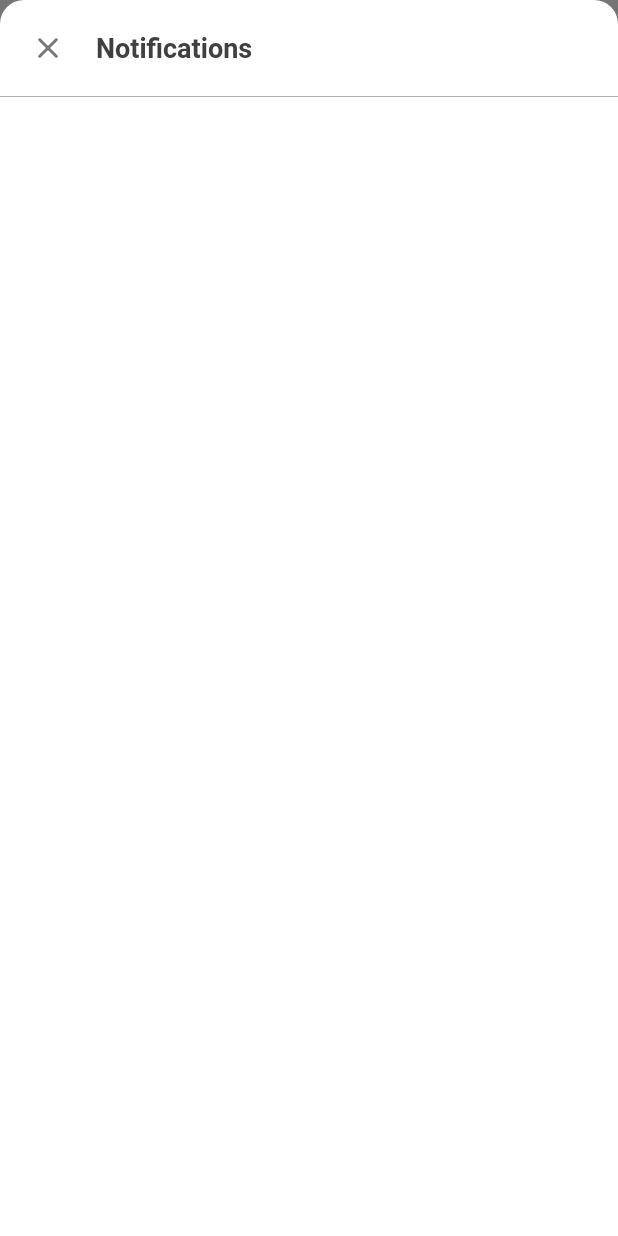
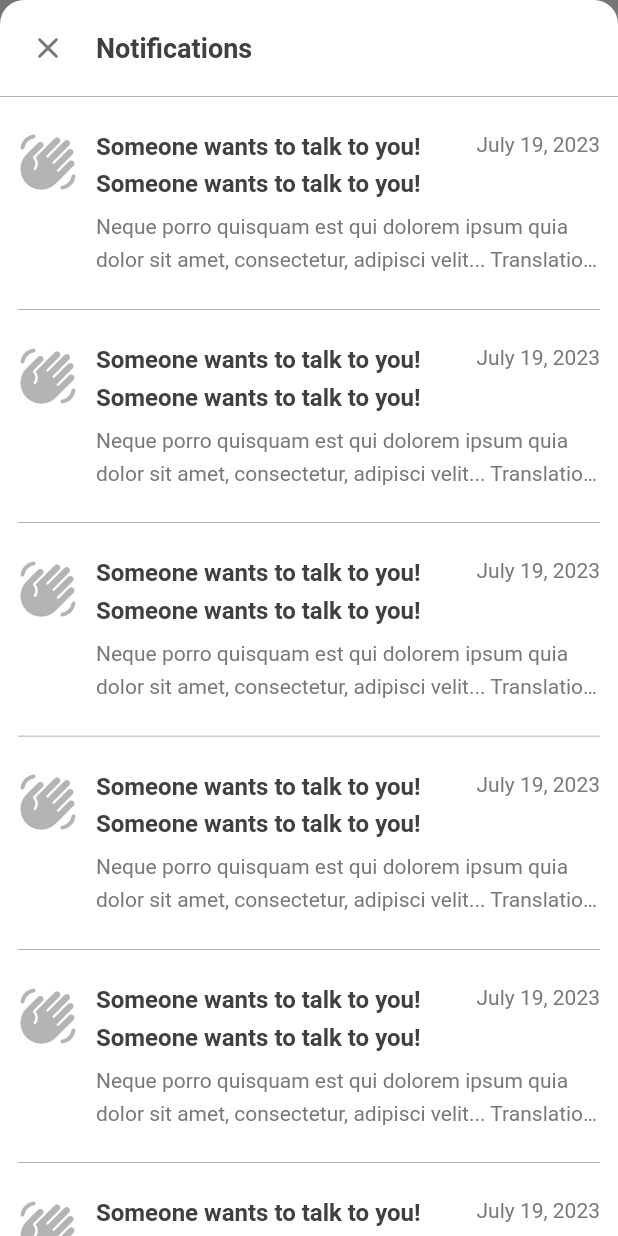
Before and after one commit to bryan-ilman-2002/polkatalk, a Flutter app: the screen it shows after launch, after a tap on "Notifications", on a phone screen of 412 x 824 dp. Run offline on Flutter 3.47's test engine with Material 2 defaults, Android fonts, the phone set to English and light mode, and no system bars; our stand-ins replace flutter_riverpod; missing offline and left inert: omni_datetime_picker; Roboto replaces fonts that are missing (Mukta).

Commit message:
notifications modal done

```diff
--- a/lib/functions/getters/app_colors.dart
+++ b/lib/functions/getters/app_colors.dart
@@ -7,4 +7,4 @@ Color get lightGray => const Color.fromRGBO(180, 180, 180, 4);
 Color get primaryAppColor => const Color.fromRGBO(100, 180, 100, 4);
 Color get secondaryAppColor => const Color.fromRGBO(64, 160, 72, 4);
 
-Color get intenseColor => const Color.fromARGB(255, 180, 4, 4);
+Color get tenseColor => const Color.fromARGB(255, 180, 4, 4);
--- a/lib/pages/settings_page.dart
+++ b/lib/pages/settings_page.dart
@@ -96,8 +96,8 @@ class SettingsPage extends StatelessWidget {
               SettingButton(
                 icon: Icons.delete_rounded,
                 label: 'Delete Account',
-                iconColor: intenseColor,
-                textColor: intenseColor,
+                iconColor: tenseColor,
+                textColor: tenseColor,
                 splashColor: const Color.fromARGB(255, 255, 226, 224),
               ),
               const HorizontalThinLine(),
@@ -129,7 +129,7 @@ class SettingsPage extends StatelessWidget {
                   'Log Out',
                   style: TextStyle(
                     fontSize: 16,
-                    color: intenseColor,
+                    color: tenseColor,
                   ),
                 ),
               ),
--- a/lib/widgets/cards/profile_card.dart
+++ b/lib/widgets/cards/profile_card.dart
@@ -71,7 +71,7 @@ class ProfileCard extends StatelessWidget {
                     Icon(
                       Icons.location_pin,
                       size: 20,
-                      color: intenseColor,
+                      color: tenseColor,
                     ),
                     const SizedBox(width: 2),
                     Expanded(
--- a/lib/widgets/modals/notifications_modal.dart
+++ b/lib/widgets/modals/notifications_modal.dart
@@ -1,6 +1,7 @@
 import 'package:flutter/material.dart';
 import 'package:flutter_riverpod/flutter_riverpod.dart';
 import 'package:polkatalk/functions/getters/app_colors.dart';
+import 'package:polkatalk/functions/getters/current_date.dart';
 import 'package:polkatalk/widgets/custom_scroll_behavior.dart';
 import 'package:polkatalk/widgets/lines/horizontal_thin_line.dart';
 
@@ -9,6 +10,85 @@ class NotificationsModal extends ConsumerWidget {
 
   @override
   Widget build(BuildContext context, WidgetRef ref) {
+    List<Widget> children = [];
+
+    for (int index = 0; index < 15; index++) {
+      children.add(Column(
+        children: [
+          Container(
+            padding: const EdgeInsets.symmetric(
+              horizontal: 12,
+              vertical: 24,
+            ),
+            child: Row(
+              mainAxisAlignment: MainAxisAlignment.center,
+              crossAxisAlignment: CrossAxisAlignment.start,
+              children: [
+                const Column(
+                  crossAxisAlignment: CrossAxisAlignment.center,
+                  children: [
+                    Icon(
+                      Icons.waving_hand_rounded,
+                      size: 40,
+                    ),
+                  ],
+                ),
+                const SizedBox(
+                  width: 12,
+                ),
+                Expanded(
+                  child: Column(
+                    children: [
+                      Row(
+                        mainAxisAlignment: MainAxisAlignment.spaceBetween,
+                        crossAxisAlignment: CrossAxisAlignment.start,
+                        children: [
+                          Expanded(
+                            child: Text(
+                              'Someone wants to talk to you! Someone wants to talk to you!',
+                              maxLines: 2,
+                              textHeightBehavior: const TextHeightBehavior(
+                                applyHeightToFirstAscent: false,
+                              ),
+                              style: TextStyle(
+                                height: 1.6,
+                                fontSize: 16,
+                                fontWeight: FontWeight.bold,
+                                color: heavyGray,
+                              ),
+                            ),
+                          ),
+                          const SizedBox(
+                            width: 12,
+                          ),
+                          Text(
+                            currentDateShrunk,
+                          ),
+                        ],
+                      ),
+                      const SizedBox(
+                        height: 4,
+                      ),
+                      const Text(
+                        'Neque porro quisquam est qui dolorem ipsum quia dolor sit amet, consectetur, adipisci velit... Translations: Can you help translate this site into a foreign language ? Please email us with details if you can help.',
+                        maxLines: 2,
+                        style: TextStyle(
+                          height: 1.6,
+                        ),
+                      )
+                    ],
+                  ),
+                )
+              ],
+            ),
+          ),
+          const HorizontalThinLine(
+            horizontalMargin: 12,
+          ),
+        ],
+      ));
+    }
+
     return Container(
       decoration: const BoxDecoration(
         color: Colors.white,
@@ -52,8 +132,10 @@ class NotificationsModal extends ConsumerWidget {
           Expanded(
             child: ScrollConfiguration(
               behavior: CustomScrollBehavior(),
-              child: ListView(
-                children: [],
+              child: ListView.builder(
+                itemCount: children.length,
+                itemBuilder: (BuildContext context, int index) =>
+                    children[index],
               ),
             ),
           ),
```
